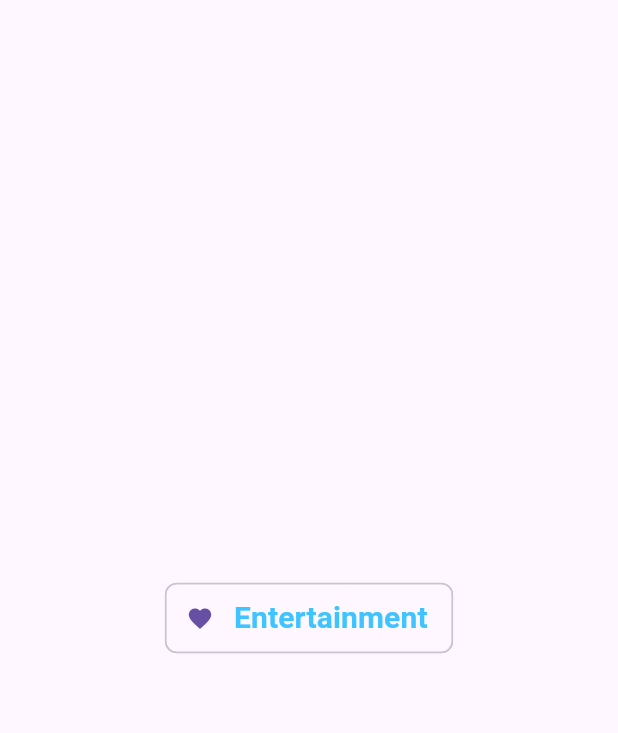
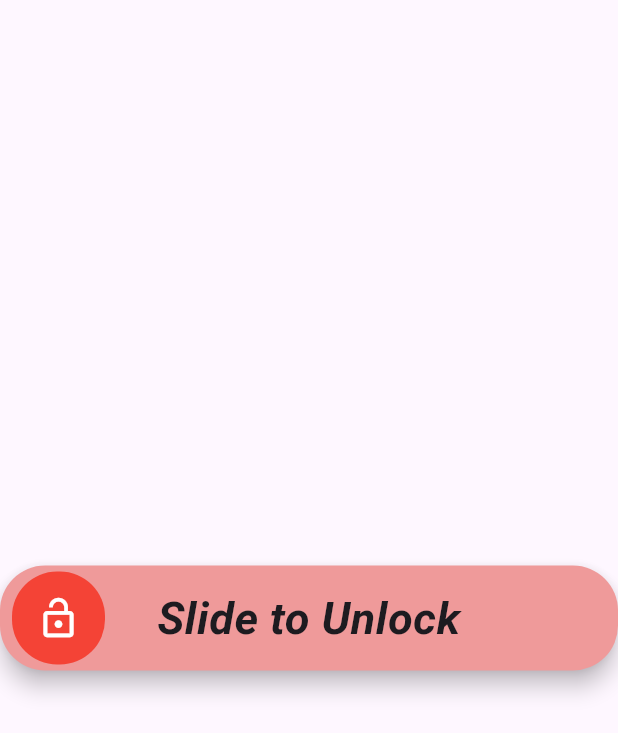
Before and after one commit to azizbekyokhubov1999/widgets_flutter_practise, a Flutter app: the screen it shows after launch, on a phone screen of 412 x 824 dp. Shown: the top 733 px of the screen. Run offline on Flutter 3.47's test engine with Material 3 defaults, Android fonts, the phone set to English and light mode, and no system bars; drawn by our look-alikes of slide_to_act; our stand-ins replace another_carousel_pro, flutter_slidable.

Commit message:
for video 21 | SlideToAct widget

```diff
--- a/lib/main.dart
+++ b/lib/main.dart
@@ -13,6 +13,7 @@ import 'package:widgets_flutter_practise/pages/page_1.dart';
 import 'package:widgets_flutter_practise/pages/rich_text.dart';
 import 'package:widgets_flutter_practise/pages/scroll_bar.dart';
 import 'package:widgets_flutter_practise/pages/slidable_widget.dart';
+import 'package:widgets_flutter_practise/pages/slide_to_act.dart';
 import 'package:widgets_flutter_practise/pages/snacbar_widget.dart';
 import 'package:widgets_flutter_practise/pages/stepper.dart';
 import 'package:widgets_flutter_practise/pages/text_field.dart';
@@ -33,7 +34,7 @@ class MyApp extends StatelessWidget {
       theme: ThemeData(
         useMaterial3: true,
       ),
-      home: MyChoiceChip()
+      home: MySlideToAct()
     );
   }
 }
--- /dev/null
+++ b/lib/pages/slide_to_act.dart
@@ -0,0 +1,34 @@
+import 'package:flutter/material.dart';
+import 'package:slide_to_act/slide_to_act.dart';
+
+class MySlideToAct extends StatelessWidget {
+  const MySlideToAct({super.key});
+
+  @override
+  Widget build(BuildContext context) {
+    return Scaffold(
+      body: Center(
+        child: SlideAction(
+          innerColor: Colors.red,
+          outerColor: Colors.red[200],
+          borderRadius: 30,
+          sliderButtonIcon: Icon(
+            Icons.lock_open,
+            size: 30,
+            color: Colors.white,
+          ),
+          text: "Slide to Unlock",
+          textColor: Colors.black,
+          textStyle: TextStyle(
+            fontSize: 30,
+            fontWeight: FontWeight.bold,
+            fontStyle: FontStyle.italic
+          ),
+          onSubmit: (){
+
+          },
+        ),
+      ),
+    );
+  }
+}
--- a/pubspec.yaml
+++ b/pubspec.yaml
@@ -37,6 +37,7 @@ dependencies:
   cupertino_icons: ^1.0.8
   flutter_slidable: ^3.1.1
   another_carousel_pro: ^1.0.2
+  slide_to_act: ^2.0.2
 
 dev_dependencies:
   flutter_test:
```
Also changed, not shown: pubspec.lock.
